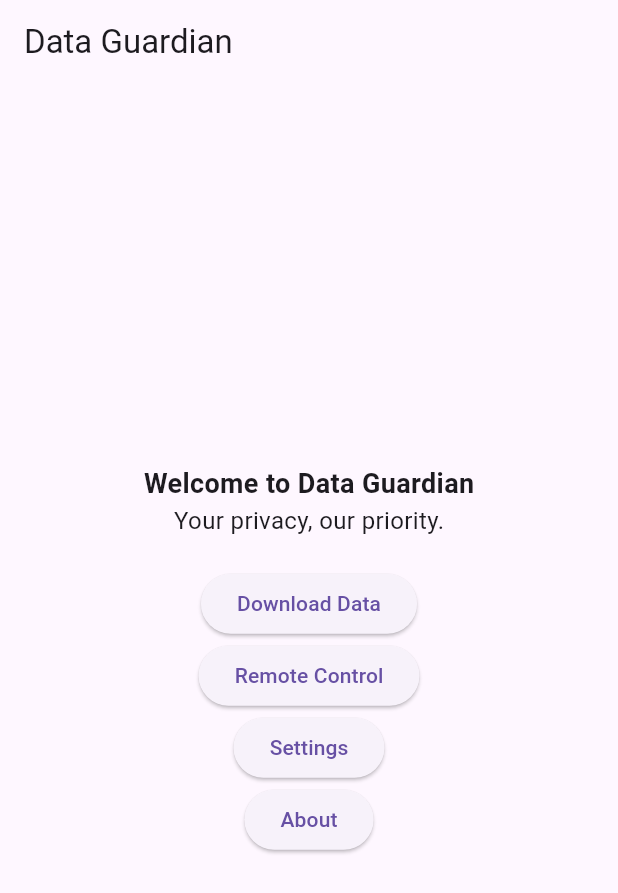
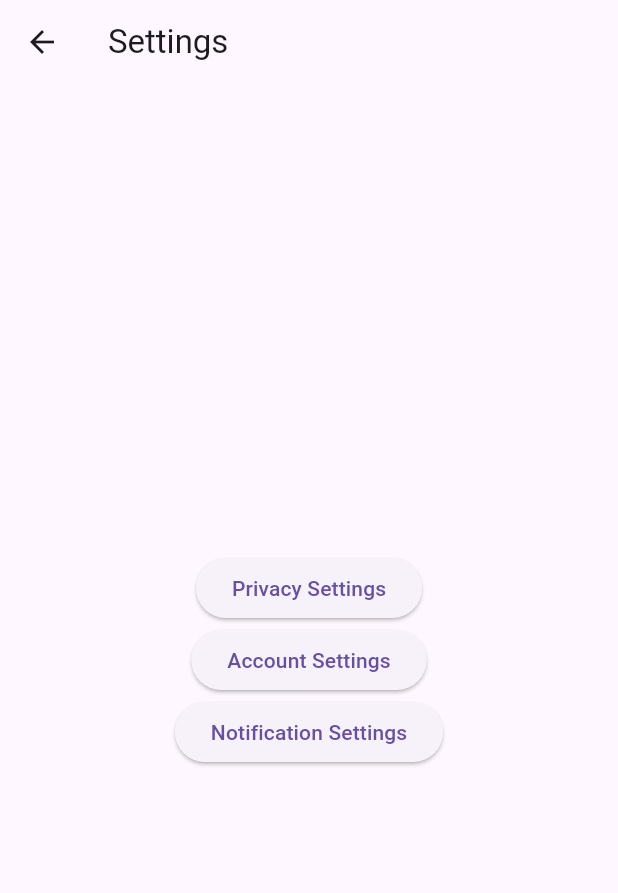
Before and after one commit to Nyabayo/data_guardian-flutter-app, a Flutter app: the screen it shows after launch, after a tap on "Settings", on a phone screen of 412 x 824 dp. Shown: the top 893 px of the screen. Run offline on Flutter 3.47's test engine with Material 3 defaults, Android fonts, the phone set to English and light mode, and no system bars.

Commit message:
remote control screen

```diff
--- a/lib/main.dart
+++ b/lib/main.dart
@@ -1,3 +1,6 @@
+import 'package:data_guardian/download_data_screen.dart';
+import 'package:data_guardian/remote_control_screen.dart';
+import 'package:data_guardian/settings_screen.dart';
 import 'package:flutter/material.dart';
 import 'home_screen.dart'; // Ensure you import the HomeScreen
 import 'about_screen.dart';
@@ -18,8 +21,10 @@ class MyApp extends StatelessWidget {
         initialRoute: '/',
         routes: {
           '/': (context) => HomeScreen(),
-          '/about': (context) =>
-              AboutScreen(), //Defining the route for the about screen.
+          '/downloadData': (context) => DownloadDataScreen(),
+          '/remoteControl': (context) => RemoteControlScreen(),
+          '/settings': (context) => SettingsScreen(),//defining the route for the settings screen
+          '/about': (context) => AboutScreen(), //Defining the route for the about screen.
         });
   }
 }
--- /dev/null
+++ b/lib/remote_control_screen.dart
@@ -0,0 +1,13 @@
+import 'package:flutter/material.dart';
+
+class RemoteControlScreen extends StatelessWidget {
+  @override
+  Widget build(BuildContext context) {
+    return Scaffold(
+      appBar: AppBar(title: Text('Remote Control')),
+      body: Center(
+        child: Text('Interface to remotely control your device'),
+      ),
+    );
+  }
+}
--- /dev/null
+++ b/lib/settings_screen.dart
@@ -0,0 +1,22 @@
+// In settings_screen.dart
+import 'package:flutter/material.dart';
+
+class SettingsScreen extends StatelessWidget {
+  @override
+  Widget build(BuildContext context) {
+    return Scaffold(
+      appBar: AppBar(title: Text('Settings')),
+      body: Center(
+        child: Column(
+          mainAxisAlignment: MainAxisAlignment.center,
+          children: <Widget>[
+            ElevatedButton(onPressed: () {}, child: Text('Privacy Settings')),
+            ElevatedButton(onPressed: () {}, child: Text('Account Settings')),
+            ElevatedButton(
+                onPressed: () {}, child: Text('Notification Settings')),
+          ],
+        ),
+      ),
+    );
+  }
+}
```
